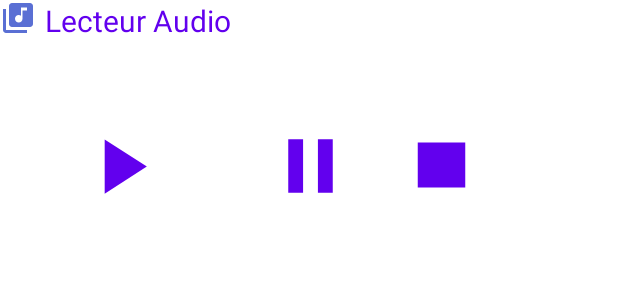
After one commit to segoleneimie/LecteurAudioAndroid, an Android app: the layout notification.xml on its own in the app's theme, with its tools: preview values and no code run, on a phone screen of 412 x 824 dp. The commit adds this screen. Shown: the top 300 px of the screen. Run offline under Robolectric (Android 15) with nearby library versions, the phone set to English and light mode, and no system bars.

Commit message:
personnalisation de la notification

```diff
--- a/app/src/main/java/com/cours/lecteuraudio/MainActivity.kt
+++ b/app/src/main/java/com/cours/lecteuraudio/MainActivity.kt
@@ -154,6 +154,7 @@ class MainActivity : AppCompatActivity() {
         val intent = Intent(this, MusicService::class.java)
         intent.putExtra("action", "PLAY")
         intent.putExtra("musiqueURI", "${listeMusiques[0].uri}")
+        intent.putExtra("musiqueTitre", "${listeMusiques[0].titre}")
 //                itemView.context.bindService(intent, connexion, itemView)
         startService(intent)
 
--- a/app/src/main/java/com/cours/lecteuraudio/MusicService.kt
+++ b/app/src/main/java/com/cours/lecteuraudio/MusicService.kt
@@ -13,8 +13,10 @@ import android.os.Binder
 import android.os.Build
 import android.os.IBinder
 import android.util.Log
+import android.widget.RemoteViews
 import androidx.annotation.RequiresApi
 import androidx.core.app.NotificationCompat
+import com.cours.lecteuraudio.R.layout.notification
 
 
 class MusicService : Service(), MediaPlayer.OnPreparedListener {
@@ -73,11 +75,17 @@ class MusicService : Service(), MediaPlayer.OnPreparedListener {
                     setOnPreparedListener(this@MusicService)
                     prepareAsync() // prepare async to not block main thread
                 }
-
+// notifications
+                // branchement entre le xml et la notification :
+                val remoteViews = RemoteViews(packageName, R.layout.notification)
+//                remoteViews.setOnClickPendingIntent(R.id.mainPlayButton, pendingIntentPlay)
+//                remoteViews.setOnClickPendingIntent(R.id.mainPause, pendingIntentPause)
+                  remoteViews.setTextViewText(R.id.titre, intent?.extras?.getString("musiqueTitre"))
                 val builder = NotificationCompat.Builder(this, "testNotif")
                     .setContentTitle("Lecteur Audio")
                     .setSmallIcon(R.drawable.ic_baseline_library_music_24)
                     .setAutoCancel(true)
+                    .setContent(remoteViews)
                 // action de retour simple :
                 val mainIntent = Intent(this, MainActivity::class.java)
                 val pendingIntent = PendingIntent.getActivity(
--- a/app/src/main/java/com/cours/lecteuraudio/MusiquesAdapter.kt
+++ b/app/src/main/java/com/cours/lecteuraudio/MusiquesAdapter.kt
@@ -133,6 +133,7 @@ RecyclerView.Adapter<MusiquesAdapter.MusiqueViewHolder>()
                 val intent = Intent(itemView.context, MusicService::class.java)
                 intent.putExtra("action", "PLAY")
                 intent.putExtra("musiqueURI", "$musiqueURI")
+                intent.putExtra("musiqueTitre", "${musique.titre}")
                 intent.putExtra("currentPhoneIndex", "$musiqueURI")
 //                itemView.context.bindService(intent, connexion, itemView)
                 itemView.context.startService(intent)
--- /dev/null
+++ b/app/src/main/res/layout/notification.xml
@@ -0,0 +1,80 @@
+<?xml version="1.0" encoding="utf-8"?>
+<RelativeLayout xmlns:android="http://schemas.android.com/apk/res/android"
+    xmlns:app="http://schemas.android.com/apk/res-auto"
+    android:id="@+id/notification"
+    android:layout_width="fill_parent"
+    android:layout_height="200dp">
+
+    <ImageView
+        android:id="@+id/imageView"
+        android:layout_width="wrap_content"
+        android:layout_height="wrap_content"
+        android:background="@drawable/ic_baseline_library_music_24" />
+
+    <TextView
+        android:id="@+id/textView"
+        android:layout_width="189dp"
+        android:layout_height="wrap_content"
+        android:layout_marginStart="30dp"
+        android:layout_marginLeft="30dp"
+        android:text="Lecteur Audio"
+        android:textColor="@color/purple_500"
+        android:textSize="20dp" />
+
+    <TextView
+        android:id="@+id/titre"
+        android:layout_width="wrap_content"
+        android:layout_height="wrap_content"
+        android:layout_below="@+id/textView"
+        android:layout_marginStart="30dp"
+        android:layout_marginLeft="30dp"
+        android:layout_marginTop="16dp"
+        />
+
+    <RelativeLayout
+        android:layout_width="match_parent"
+        android:layout_height="wrap_content"
+        android:layout_below="@+id/titre"
+        android:layout_marginTop="17dp">
+
+        <Button
+            android:id="@+id/mainPlayButton"
+            android:layout_width="61dp"
+            android:layout_height="62dp"
+
+            android:layout_alignParentStart="true"
+            android:layout_alignParentLeft="true"
+            android:layout_marginStart="49dp"
+            android:layout_marginLeft="49dp"
+            android:background="@drawable/ic_baseline_play_arrow_24"
+            android:backgroundTint="#673AB7" />
+
+        <Button
+            android:id="@+id/mainPause"
+            android:layout_width="59dp"
+            android:layout_height="61dp"
+            android:layout_marginStart="45dp"
+            android:layout_marginLeft="45dp"
+            android:layout_marginEnd="26dp"
+            android:layout_marginRight="26dp"
+            android:layout_toStartOf="@+id/mainStop"
+            android:layout_toLeftOf="@+id/mainStop"
+            android:background="@drawable/ic_baseline_pause_24"
+            android:backgroundTint="#673AB7" />
+
+        <Button
+            android:id="@+id/mainStop"
+            android:layout_width="63dp"
+            android:layout_height="60dp"
+            android:layout_alignParentEnd="true"
+            android:layout_alignParentRight="true"
+
+            android:layout_marginEnd="86dp"
+            android:layout_marginRight="86dp"
+            android:layout_marginBottom="41dp"
+            android:background="@drawable/ic_baseline_stop_24"
+            android:backgroundTint="#673AB7" />
+
+    </RelativeLayout>
+
+</RelativeLayout>
```
